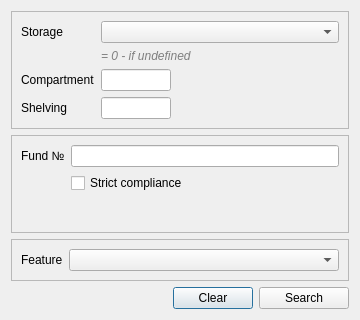
First picture: the form in dialogs/searchdialog.ui, repository caxapyk/TPointer, before the edit.
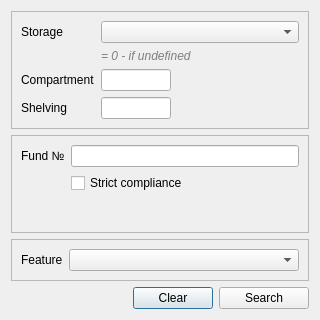
Second picture: the form after the edit. Icons and pictures are not drawn.

What changed in the file:
```diff
--- a/dialogs/searchdialog.ui
+++ b/dialogs/searchdialog.ui
@@ -6,19 +6,19 @@
    <rect>
     <x>0</x>
     <y>0</y>
-    <width>360</width>
+    <width>320</width>
     <height>320</height>
    </rect>
   </property>
   <property name="minimumSize">
    <size>
-    <width>360</width>
+    <width>320</width>
     <height>320</height>
    </size>
   </property>
   <property name="maximumSize">
    <size>
-    <width>360</width>
+    <width>320</width>
     <height>320</height>
    </size>
   </property>
```
Left out of the diff: 2 changed lines with no effect on the pictures.
